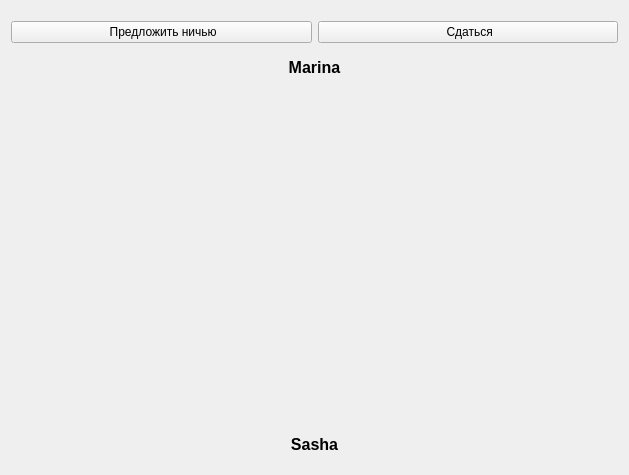
The window that ChessGame/gui/chessgamewidget.ui (vadimpilyugin/cpp_chess) describes before a commit, drawn with Qt 5.
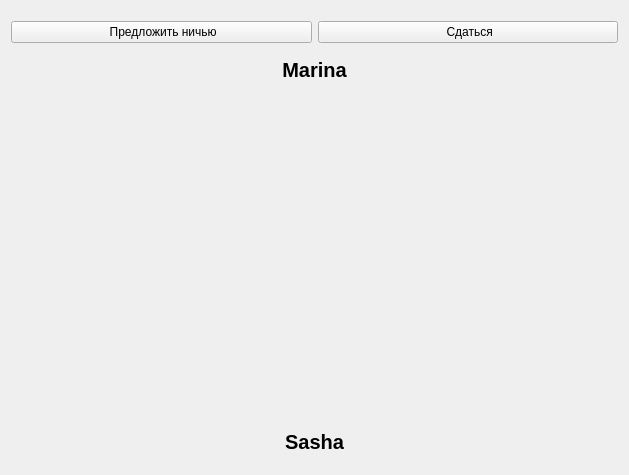
The same window after the commit. Icons and pictures are not drawn.

Patch:
```diff
--- a/ChessGame/gui/chessgamewidget.ui
+++ b/ChessGame/gui/chessgamewidget.ui
@@ -81,14 +81,19 @@
        </property>
        <property name="font">
         <font>
-         <pointsize>12</pointsize>
+         <pointsize>15</pointsize>
+         <weight>75</weight>
+         <bold>true</bold>
         </font>
        </property>
+       <property name="styleSheet">
+        <string notr="true">font-weight: bold</string>
+       </property>
        <property name="frameShape">
         <enum>QFrame::NoFrame</enum>
        </property>
        <property name="text">
-        <string>&lt;b&gt;Marina&lt;/b&gt;</string>
+        <string>Marina</string>
        </property>
        <property name="alignment">
         <set>Qt::AlignCenter</set>
@@ -130,14 +135,19 @@
        </property>
        <property name="font">
         <font>
-         <pointsize>12</pointsize>
+         <pointsize>15</pointsize>
+         <weight>75</weight>
+         <bold>true</bold>
         </font>
        </property>
+       <property name="styleSheet">
+        <string notr="true">font-weight:bold</string>
+       </property>
        <property name="frameShape">
         <enum>QFrame::NoFrame</enum>
        </property>
        <property name="text">
-        <string>&lt;b&gt;Sasha&lt;/b&gt;</string>
+        <string>Sasha</string>
        </property>
        <property name="alignment">
         <set>Qt::AlignCenter</set>
```
